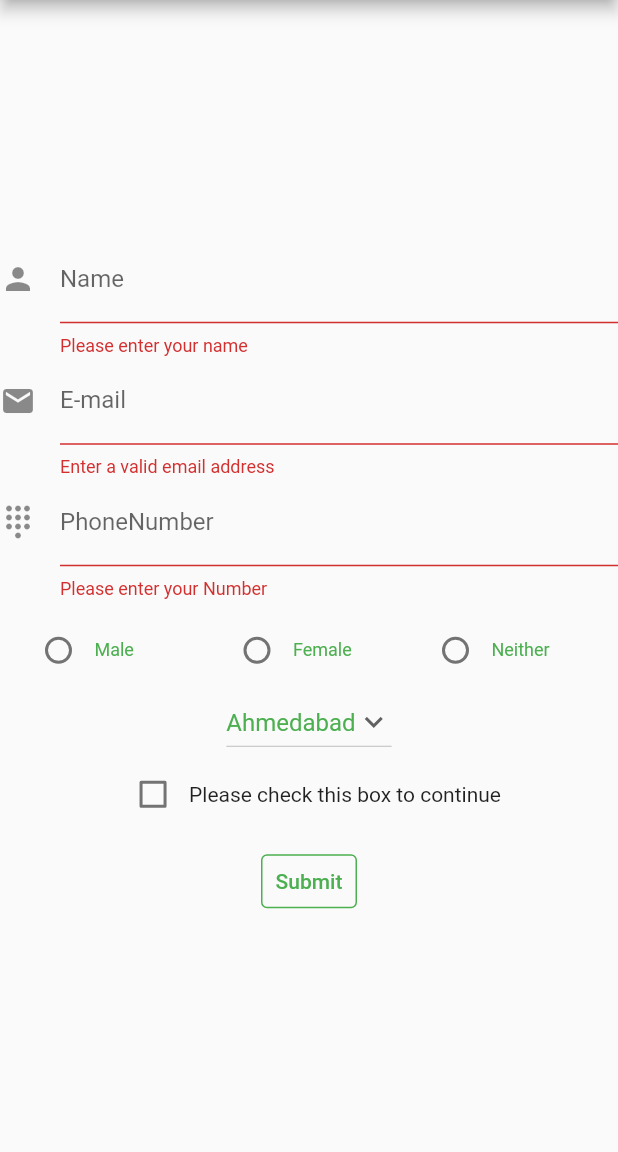
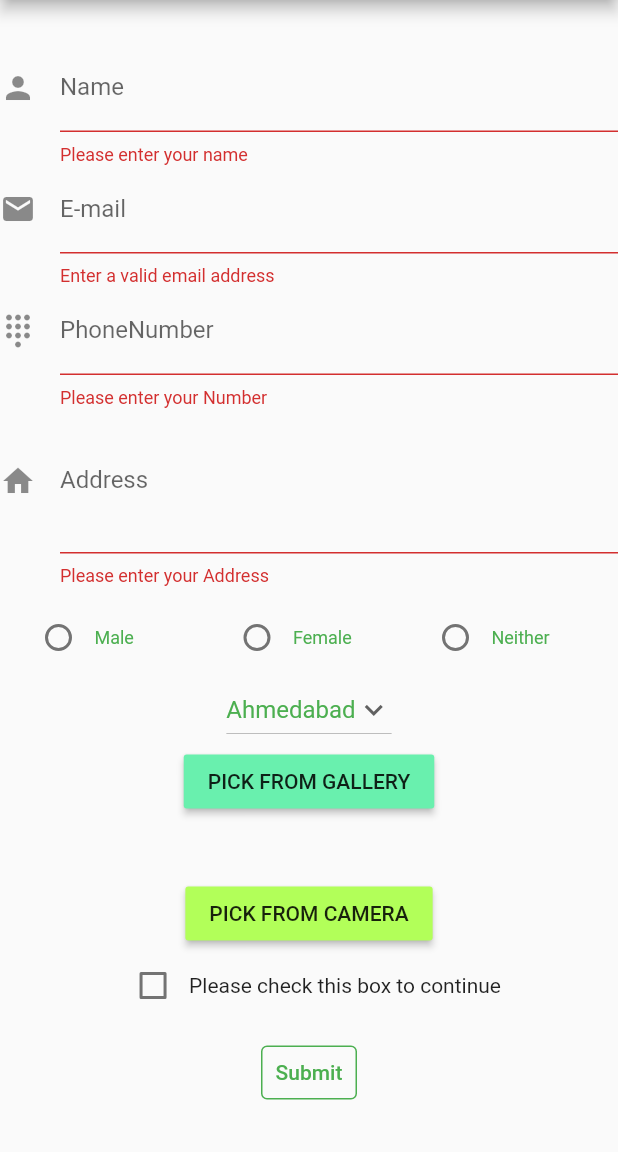
Before and after one commit to meetamin-19/form, a Flutter app: the screen it shows after launch, after a tap on "Submit", on a phone screen of 412 x 824 dp, the part 84-1236 px from its top. Run offline on Flutter 3.47's test engine with Material 2 defaults, Android fonts, the phone set to English and light mode, and no system bars; our stand-ins replace image_picker.

Commit message:
Image added

```diff
--- a/lib/main.dart
+++ b/lib/main.dart
@@ -1,3 +1,5 @@
+import 'dart:io';
+import 'package:image_picker/image_picker.dart';
 
 import 'package:flutter/material.dart';
 import 'package:flutter/services.dart';
@@ -36,6 +38,9 @@ class MyHomePage extends StatefulWidget {
 }
 
 class _MyHomePageState extends State<MyHomePage> {
+   File? imageFile ;
+
+
   String gender = "null";
   late Info person;
   String dropdownValue = 'Ahmedabad';
@@ -47,6 +52,7 @@ class _MyHomePageState extends State<MyHomePage> {
   var items = ["Ahmedabad", "Surat", "Vadodara"];
   bool _ischecked = false;
   bool _showErrorchckbx = false;
+
   void _handleGenderChange(String? value) {
     setState(() {
       gender = value!;
@@ -82,7 +88,6 @@ class _MyHomePageState extends State<MyHomePage> {
                 mainAxisAlignment: MainAxisAlignment.center,
                 children: <Widget>[
                   TextFormField(
-
                     decoration: const InputDecoration(
                         icon: Icon(Icons.person),
                         hintText: 'Enter Your Name',
@@ -105,8 +110,7 @@ class _MyHomePageState extends State<MyHomePage> {
                       onChanged: (value) {
                         email = value;
                       },
-                    validator: (value) => validateEmail(value!)
-                  ),
+                      validator: (value) => validateEmail(value!)),
                   TextFormField(
                       // autovalidateMode: AutovalidateMode.always,
                       keyboardType: TextInputType.number,
@@ -122,10 +126,26 @@ class _MyHomePageState extends State<MyHomePage> {
                         if (value == null || value.isEmpty) {
                           return "Please enter your Number";
                         }
-                        if (value.length < 10 ) {
+                        if (value.length < 10) {
                           return "Please enter a valid Number";
                         }
                       }),
+                  TextFormField(
+                      maxLines: 3,
+                      // textAlignVertical: TextAlignVertical.top,
+                      decoration: const InputDecoration(
+                          icon: Icon(Icons.home),
+                          hintText: 'Enter your address',
+                          labelText: 'Address'),
+                      onChanged: (value) {
+                               var address = value;
+                      },
+                      validator: (value) {
+                        if (value == null || value.isEmpty) {
+                          return "Please enter your Address";
+                        }
+                      }
+                      ),
                   Padding(
                     padding: const EdgeInsets.only(left: 15.0, top: 10),
                     child: Row(
@@ -140,8 +160,8 @@ class _MyHomePageState extends State<MyHomePage> {
                                   groupValue: gender),
                               const Text(
                                 "Male",
-                                style:
-                                    TextStyle(fontSize: 12, color: Colors.green),
+                                style: TextStyle(
+                                    fontSize: 12, color: Colors.green),
                               ),
                             ],
                           ),
@@ -156,8 +176,8 @@ class _MyHomePageState extends State<MyHomePage> {
                                   groupValue: gender),
                               const Text(
                                 "Female",
-                                style:
-                                    TextStyle(fontSize: 12, color: Colors.green),
+                                style: TextStyle(
+                                    fontSize: 12, color: Colors.green),
                               ),
                             ],
                           ),
@@ -172,8 +192,8 @@ class _MyHomePageState extends State<MyHomePage> {
                                   groupValue: gender),
                               const Text(
                                 "Neither",
-                                style:
-                                    TextStyle(fontSize: 12, color: Colors.green),
+                                style: TextStyle(
+                                    fontSize: 12, color: Colors.green),
                               ),
                             ],
                           ),
@@ -203,22 +223,61 @@ class _MyHomePageState extends State<MyHomePage> {
                         setState(() {
                           dropdownValue = value!;
                         });
-                      }
+                      }),
+                  Container(
+                      child: imageFile == null
+                          ? Container(
+                              alignment: Alignment.center,
+                              child: Column(
+                                mainAxisAlignment: MainAxisAlignment.center,
+                                children: <Widget>[
+                                  RaisedButton(
+                                    color: Colors.greenAccent,
+                                    onPressed: () {
+                                      _getFromGallery();
+                                    },
+                                    child: Text("PICK FROM GALLERY"),
                                   ),
+                                  Container(
+                                    height: 40.0,
+                                  ),
+                                  RaisedButton(
+                                    color: Colors.lightGreenAccent,
+                                    onPressed: () {
+                                      _getFromCamera();
+                                    },
+                                    child: Text("PICK FROM CAMERA"),
+                                  )
+                                ],
+                              ),
+                            )
+                          : Container(
+                             color: Colors.white,
+                              child: Image.file(
+                                imageFile!,
+                                fit: BoxFit.cover,
+                              ),
+                            )),
                   Row(
                     mainAxisAlignment: MainAxisAlignment.center,
                     children: [
-                      Checkbox(value: _ischecked,onChanged: (value) {
+                      Checkbox(
+                          value: _ischecked,
+                          onChanged: (value) {
                             setState(() {
                               _ischecked = value!;
-                          if(_ischecked) _showErrorchckbx = false;
+                              if (_ischecked) _showErrorchckbx = false;
                             });
                           }),
                       const Text("Please check this box to continue")
                     ],
                   ),
-                  _showErrorchckbx ?
-                      Text("Please check the above box to Continue ",style: TextStyle(color: Colors.red),):Container(),
+                  _showErrorchckbx
+                      ? const Text(
+                          "Please check the above box to Continue ",
+                          style: TextStyle(color: Colors.red),
+                        )
+                      : Container(),
                   Padding(
                     padding: const EdgeInsets.only(top: 10.0),
                     child: TextButton(
@@ -229,12 +288,12 @@ class _MyHomePageState extends State<MyHomePage> {
                                 city: dropdownValue,
                                 number: number,
                                 name: name,
-                                gender: gender);
+                                gender: gender, imageFile: imageFile!);
                             if (gender == "null") {
                               _showError = true;
                               return;
                             }
-                            if(_ischecked == false) {
+                            if (_ischecked == false) {
                               _showErrorchckbx = true;
                               return;
                             }
@@ -256,4 +315,36 @@ class _MyHomePageState extends State<MyHomePage> {
       ),
     );
   }
+
+  // ImagePicker newimg = ImagePicker();
+  _getFromGallery() async {
+    print("getfromgallery Started");
+    XFile? pickedFile = await ImagePicker().pickImage(
+      source: ImageSource.gallery,
+      maxHeight: 200,
+      maxWidth: 200,
+    );
+
+    if (pickedFile != null) {
+
+      setState(() {
+        imageFile = File(pickedFile.path);
+      });
     }
+    print("cool02");
+  }
+
+  _getFromCamera() async {
+
+    XFile? pickedFile = await ImagePicker().pickImage(
+      source: ImageSource.camera,
+      maxHeight: 100,
+      maxWidth: 100,
+    );
+    if (pickedFile != null) {
+      setState(() {
+        imageFile = File(pickedFile.path);
+      });
+    }
+  }
+}
--- a/lib/models/information.dart
+++ b/lib/models/information.dart
@@ -1,14 +1,17 @@
-
+import 'dart:io';
+import 'package:image_picker/image_picker.dart';
 
 class Info {
   late String name;
   late String number;
   late String city;
   late String gender;
+  late File imageFile;
 
   Info(
       {required this.name,
       required this.number,
       required this.gender,
-      required this.city});
+      required this.city,
+      required this.imageFile});
 }
--- a/lib/secondpage.dart
+++ b/lib/secondpage.dart
@@ -34,6 +34,9 @@ class SecondPage extends StatelessWidget {
               const SizedBox(
                 height: 5,
               ),
+              Container(
+                child: Image.file(person.imageFile,fit: BoxFit.cover),
+              )
             ],
           ),
         ));
--- a/pubspec.yaml
+++ b/pubspec.yaml
@@ -29,7 +29,7 @@ environment:
 dependencies:
   flutter:
     sdk: flutter
-
+  image_picker: ^0.8.4+5
 
   # The following adds the Cupertino Icons font to your application.
   # Use with the CupertinoIcons class for iOS style icons.
```
Also changed, not shown: pubspec.lock, 1 other file. Lines whose indentation alone changed are shown as unchanged.
